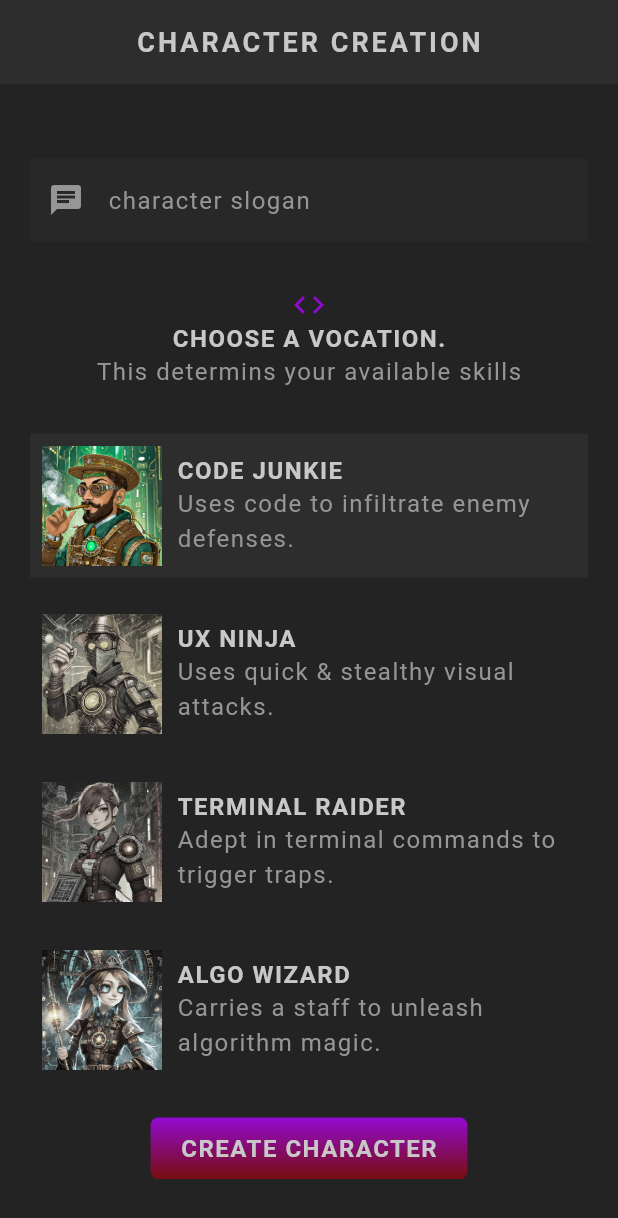
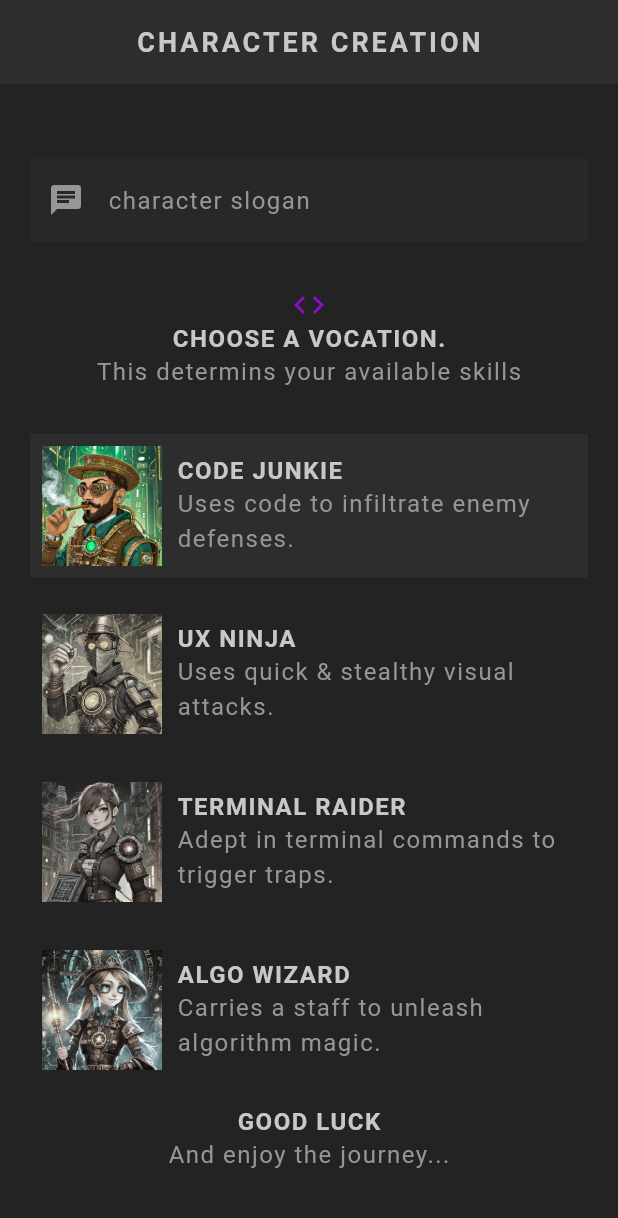
Before and after one commit to prime-infinity/flutter_rpg, a Flutter app: the screen it shows after launch, scrolled down 163 dp, on a phone screen of 412 x 824 dp. Shown: the top 1218 px of the screen. Run offline on Flutter 3.47's test engine with Material 3 defaults, Android fonts, the phone set to English and light mode, and no system bars; our stand-ins replace google_fonts; Roboto replaces fonts that are missing (Kanit).

Commit message:
adding characters to the charater class

```diff
--- a/lib/screens/create/create.dart
+++ b/lib/screens/create/create.dart
@@ -1,10 +1,14 @@
 import 'package:flutter/material.dart';
+import 'package:flutter_rpg/models/character.dart';
 import 'package:flutter_rpg/models/vocation.dart';
 import 'package:flutter_rpg/screens/create/vocation_card.dart';
 import 'package:flutter_rpg/shared/styled_button.dart';
 import 'package:flutter_rpg/shared/styled_text.dart';
 import 'package:flutter_rpg/theme.dart';
 import 'package:google_fonts/google_fonts.dart';
+import 'package:uuid/uuid.dart';
+
+var uuid = const Uuid();
 
 class Create extends StatefulWidget {
   const Create({super.key});
@@ -35,15 +39,20 @@ class _CreateState extends State<Create> {
   //submit handler
   void handleSubmit() {
     if (_nameController.text.trim().isEmpty) {
-      print("name must not be empty");
+      //show error dialogue
       return;
     }
     if (_sloganController.text.trim().isEmpty) {
-      print("slogan must not be empty");
+      //show error dialogue
       return;
     }
-    print(_nameController.text);
-    print(_sloganController.text);
+
+    characters.add(Character(
+      name: _nameController.text.trim(),
+      slogan: _sloganController.text.trim(),
+      vocation: selectedVocation,
+      id: uuid.v4(),
+    ));
   }
 
   @override
@@ -134,6 +143,16 @@ class _CreateState extends State<Create> {
                   onTap: updateVocation,
                   vocation: Vocation.wizard),
 
+              //goodluck message
+              const Center(
+                child: StyledHeading("Good Luck"),
+              ),
+              const Center(
+                child: StyledText("And enjoy the journey..."),
+              ),
+              const SizedBox(
+                height: 30,
+              ),
               Center(
                 child: StyledButton(
                     onPressed: handleSubmit,
--- a/pubspec.yaml
+++ b/pubspec.yaml
@@ -35,6 +35,7 @@ dependencies:
   # Use with the CupertinoIcons class for iOS style icons.
   cupertino_icons: ^1.0.8
   google_fonts: ^6.2.1
+  uuid: ^4.5.1
 
 dev_dependencies:
   flutter_test:
```
Also changed, not shown: pubspec.lock.
